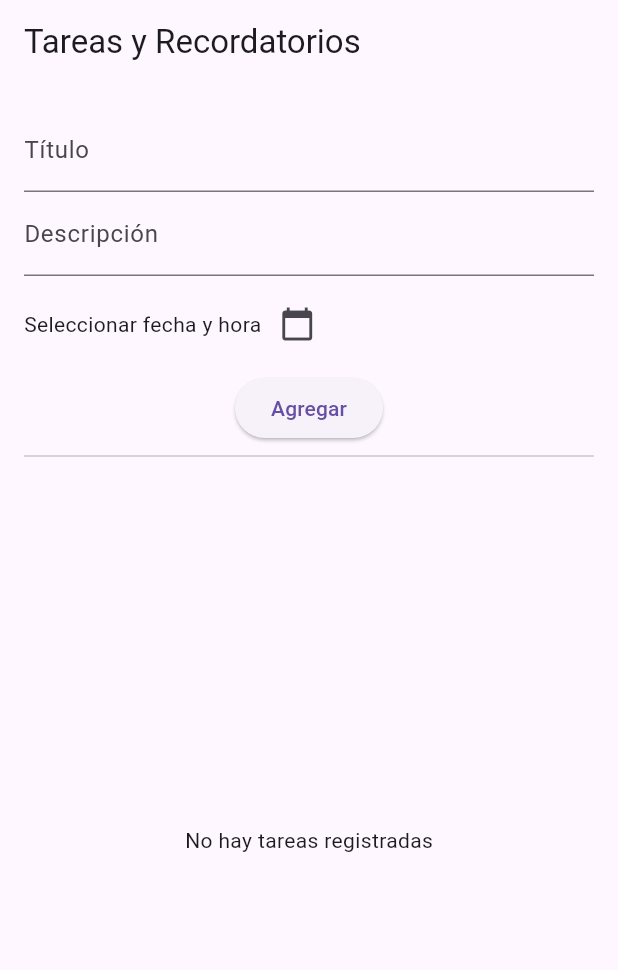
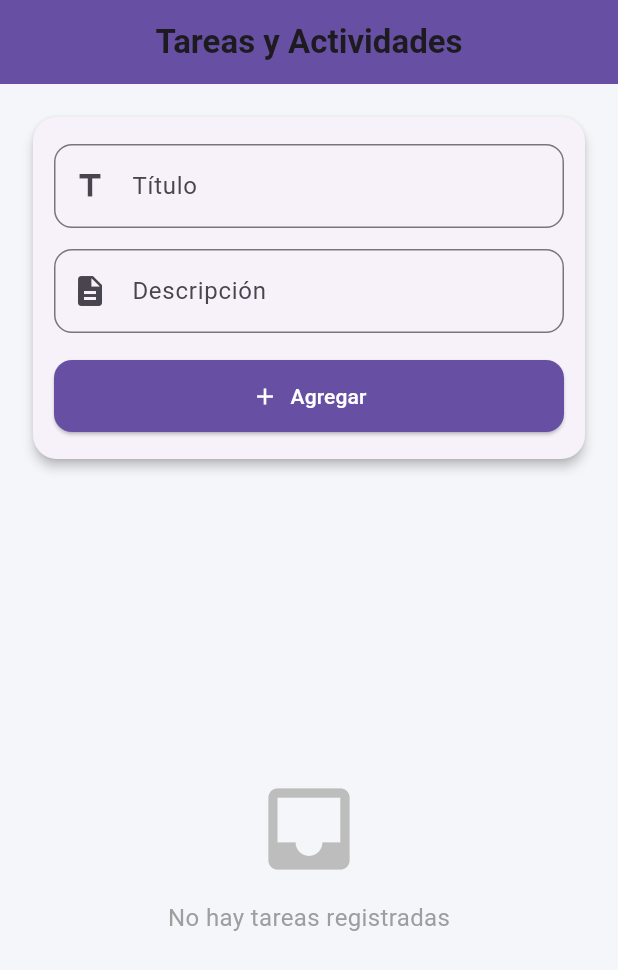
Before and after one commit to gabri117/exfinal, a Flutter app: the screen it shows after launch, after a tap on "Agregar", on a phone screen of 412 x 824 dp. Shown: the top 970 px of the screen. Run offline on Flutter 3.47's test engine with Material 3 defaults, Android fonts, the phone set to English and light mode, and no system bars; our stand-ins replace device_info_plus, flutter_local_notifications, sqflite; accounts and stored records are empty.

Commit message:
Diseño final

```diff
--- a/lib/data/db_helper.dart
+++ b/lib/data/db_helper.dart
@@ -20,8 +20,7 @@ class DBHelper {
           CREATE TABLE tasks(
             id INTEGER PRIMARY KEY AUTOINCREMENT,
             titulo TEXT,
-            descripcion TEXT,
-            fechaHora TEXT
+            descripcion TEXT
           )
         ''');
       },
--- a/lib/data/task_model.dart
+++ b/lib/data/task_model.dart
@@ -2,21 +2,18 @@ class Task {
   final int? id;
   final String titulo;
   final String descripcion;
-  final String fechaHora; // formato ISO
 
-  Task({this.id, required this.titulo, required this.descripcion, required this.fechaHora});
+  Task({this.id, required this.titulo, required this.descripcion});
 
   Map<String, dynamic> toMap() => {
         'id': id,
         'titulo': titulo,
         'descripcion': descripcion,
-        'fechaHora': fechaHora,
       };
 
   factory Task.fromMap(Map<String, dynamic> map) => Task(
         id: map['id'],
         titulo: map['titulo'],
         descripcion: map['descripcion'],
-        fechaHora: map['fechaHora'],
       );
 }
--- a/lib/presentation/task_screen.dart
+++ b/lib/presentation/task_screen.dart
@@ -1,7 +1,10 @@
+import 'dart:io' show Platform;
 import 'package:flutter/material.dart';
+import 'package:device_info_plus/device_info_plus.dart';
 import '../data/task_model.dart';
 import '../data/db_helper.dart';
 import '../core/notification_service.dart';
+import 'package:flutter_local_notifications/flutter_local_notifications.dart';
 
 class TaskScreen extends StatefulWidget {
   const TaskScreen({super.key});
@@ -13,15 +16,27 @@ class TaskScreen extends StatefulWidget {
 class _TaskScreenState extends State<TaskScreen> {
   final _tituloController = TextEditingController();
   final _descController = TextEditingController();
-  DateTime? _selectedDateTime;
   List<Task> tasks = [];
-  Task? taskEditando;
+  Task? editingTask;
 
   @override
   void initState() {
     super.initState();
     NotificationService.init();
+    _pedirPermisoNotificaciones();
     _cargarTasks();
+  }
+
+  Future<void> _pedirPermisoNotificaciones() async {
+    if (Platform.isAndroid) {
+      final androidInfo = await DeviceInfoPlugin().androidInfo;
+      if (androidInfo.version.sdkInt >= 33) {
+        await FlutterLocalNotificationsPlugin()
+            .resolvePlatformSpecificImplementation<
+                AndroidFlutterLocalNotificationsPlugin>()
+            ?.requestNotificationsPermission();
+      }
+    }
   }
 
   Future<void> _cargarTasks() async {
@@ -30,26 +45,22 @@ class _TaskScreenState extends State<TaskScreen> {
   }
 
   Future<void> _guardarTask() async {
-    if (_tituloController.text.isEmpty || _descController.text.isEmpty || _selectedDateTime == null) return;
+    if (_tituloController.text.isEmpty || _descController.text.isEmpty) return;
     final task = Task(
-      id: taskEditando?.id,
+      id: editingTask?.id,
       titulo: _tituloController.text,
       descripcion: _descController.text,
-      fechaHora: _selectedDateTime!.toIso8601String(),
     );
-    if (taskEditando == null) {
+    if (editingTask == null) {
       await DBHelper.insertTask(task);
       await NotificationService.show('Tarea agregada', 'Se guardó: ${task.titulo}');
-      // Valor agregado: programar recordatorio
-      await NotificationService.showScheduled('¡Recordatorio!', 'No olvides: ${task.titulo}', _selectedDateTime!);
     } else {
       await DBHelper.updateTask(task);
       await NotificationService.show('Tarea actualizada', 'Se actualizó: ${task.titulo}');
     }
     _tituloController.clear();
     _descController.clear();
-    _selectedDateTime = null;
-    taskEditando = null;
+    editingTask = null;
     _cargarTasks();
   }
 
@@ -61,81 +72,118 @@ class _TaskScreenState extends State<TaskScreen> {
 
   void _editarTask(Task task) {
     setState(() {
-      taskEditando = task;
+      editingTask = task;
       _tituloController.text = task.titulo;
       _descController.text = task.descripcion;
-      _selectedDateTime = DateTime.parse(task.fechaHora);
-    });
-  }
-
-  Future<void> _seleccionarFechaHora() async {
-    final date = await showDatePicker(
-      context: context,
-      initialDate: DateTime.now(),
-      firstDate: DateTime.now().subtract(const Duration(days: 1)),
-      lastDate: DateTime.now().add(const Duration(days: 365)),
-    );
-    if (date == null) return;
-    final time = await showTimePicker(
-      context: context,
-      initialTime: const TimeOfDay(hour: 9, minute: 0),
-    );
-    if (time == null) return;
-    setState(() {
-      _selectedDateTime = DateTime(date.year, date.month, date.day, time.hour, time.minute);
     });
   }
 
   @override
   Widget build(BuildContext context) {
+    final theme = Theme.of(context);
+
     return Scaffold(
-      appBar: AppBar(title: const Text('Tareas y Recordatorios')),
+      backgroundColor: const Color(0xFFF5F6FA),
+      appBar: AppBar(
+        title: const Text('Tareas y Actividades', style: TextStyle(fontWeight: FontWeight.bold)),
+        backgroundColor: theme.colorScheme.primary,
+        elevation: 0,
+        centerTitle: true,
+      ),
       body: Padding(
-        padding: const EdgeInsets.all(16.0),
+        padding: const EdgeInsets.all(18.0),
         child: Column(
           children: [
-            TextField(controller: _tituloController, decoration: const InputDecoration(labelText: 'Título')),
-            TextField(controller: _descController, decoration: const InputDecoration(labelText: 'Descripción')),
-            const SizedBox(height: 8),
-            Row(
+            Card(
+              shape: RoundedRectangleBorder(borderRadius: BorderRadius.circular(16)),
+              elevation: 3,
+              child: Padding(
+                padding: const EdgeInsets.symmetric(vertical: 18.0, horizontal: 14.0),
+                child: Column(
                   children: [
-                Text(_selectedDateTime == null
-                    ? 'Seleccionar fecha y hora'
-                    : 'Fecha: ${_selectedDateTime!.toLocal()}'),
-                IconButton(
-                  icon: const Icon(Icons.calendar_today),
-                  onPressed: _seleccionarFechaHora,
+                    TextField(
+                      controller: _tituloController,
+                      decoration: InputDecoration(
+                        labelText: 'Título',
+                        prefixIcon: const Icon(Icons.title),
+                        border: OutlineInputBorder(borderRadius: BorderRadius.circular(12)),
+                      ),
+                    ),
+                    const SizedBox(height: 14),
+                    TextField(
+                      controller: _descController,
+                      decoration: InputDecoration(
+                        labelText: 'Descripción',
+                        prefixIcon: const Icon(Icons.description),
+                        border: OutlineInputBorder(borderRadius: BorderRadius.circular(12)),
+                      ),
+                      minLines: 1,
+                      maxLines: 3,
+                    ),
+                    const SizedBox(height: 18),
+                    SizedBox(
+                      width: double.infinity,
+                      child: ElevatedButton.icon(
+                        icon: Icon(editingTask == null ? Icons.add : Icons.edit),
+                        label: Text(editingTask == null ? 'Agregar' : 'Actualizar'),
+                        style: ElevatedButton.styleFrom(
+                          backgroundColor: theme.colorScheme.primary,
+                          foregroundColor: Colors.white,
+                          shape: RoundedRectangleBorder(borderRadius: BorderRadius.circular(12)),
+                          padding: const EdgeInsets.symmetric(vertical: 14),
+                        ),
+                        onPressed: _guardarTask,
+                      ),
                     ),
                   ],
                 ),
-            const SizedBox(height: 8),
-            ElevatedButton(
-              onPressed: _guardarTask,
-              child: Text(taskEditando == null ? 'Agregar' : 'Actualizar'),
               ),
-            const Divider(),
+            ),
+            const SizedBox(height: 24),
             Expanded(
               child: tasks.isEmpty
-                ? const Center(child: Text('No hay tareas registradas'))
-                : ListView.builder(
+                  ? Column(
+                      mainAxisAlignment: MainAxisAlignment.center,
+                      children: [
+                        Icon(Icons.inbox, size: 72, color: Colors.grey[400]),
+                        const SizedBox(height: 12),
+                        const Text('No hay tareas registradas',
+                            style: TextStyle(color: Colors.grey, fontSize: 16)),
+                      ],
+                    )
+                  : ListView.separated(
+                      separatorBuilder: (_, __) => const SizedBox(height: 12),
                       itemCount: tasks.length,
                       itemBuilder: (context, index) {
                         final t = tasks[index];
-                      return ListTile(
-                        title: Text(t.titulo),
-                        subtitle: Text('${t.descripcion}\n${DateTime.parse(t.fechaHora).toLocal()}'),
-                        trailing: Row(
-                          mainAxisSize: MainAxisSize.min,
+                        return Card(
+                          shape: RoundedRectangleBorder(borderRadius: BorderRadius.circular(16)),
+                          elevation: 2,
+                          child: ListTile(
+                            contentPadding: const EdgeInsets.symmetric(vertical: 10, horizontal: 18),
+                            title: Text(
+                              t.titulo,
+                              style: const TextStyle(fontWeight: FontWeight.bold, fontSize: 17),
+                            ),
+                            subtitle: Text(
+                              t.descripcion,
+                              style: const TextStyle(fontSize: 15),
+                            ),
+                            trailing: Wrap(
+                              spacing: 4,
                               children: [
                                 IconButton(
-                              icon: const Icon(Icons.edit),
+                                  icon: const Icon(Icons.edit, color: Colors.indigo),
+                                  tooltip: 'Editar',
                                   onPressed: () => _editarTask(t),
                                 ),
                                 IconButton(
-                              icon: const Icon(Icons.delete),
+                                  icon: const Icon(Icons.delete, color: Colors.redAccent),
+                                  tooltip: 'Eliminar',
                                   onPressed: () => _borrarTask(t.id!),
                                 ),
                               ],
+                            ),
                           ),
                         );
                       },
```
Also changed, not shown: lib/core/notification_service.dart (+1 -30 lines), lib/main.dart (line endings or trailing spaces). Lines whose indentation alone changed are shown as unchanged.
